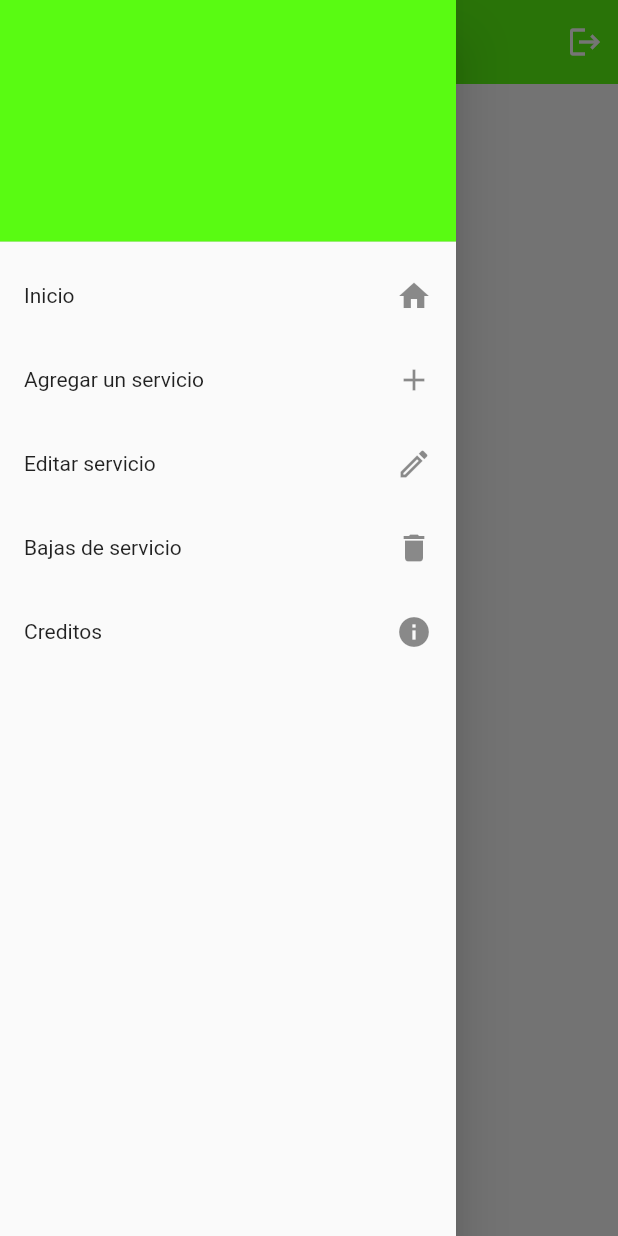
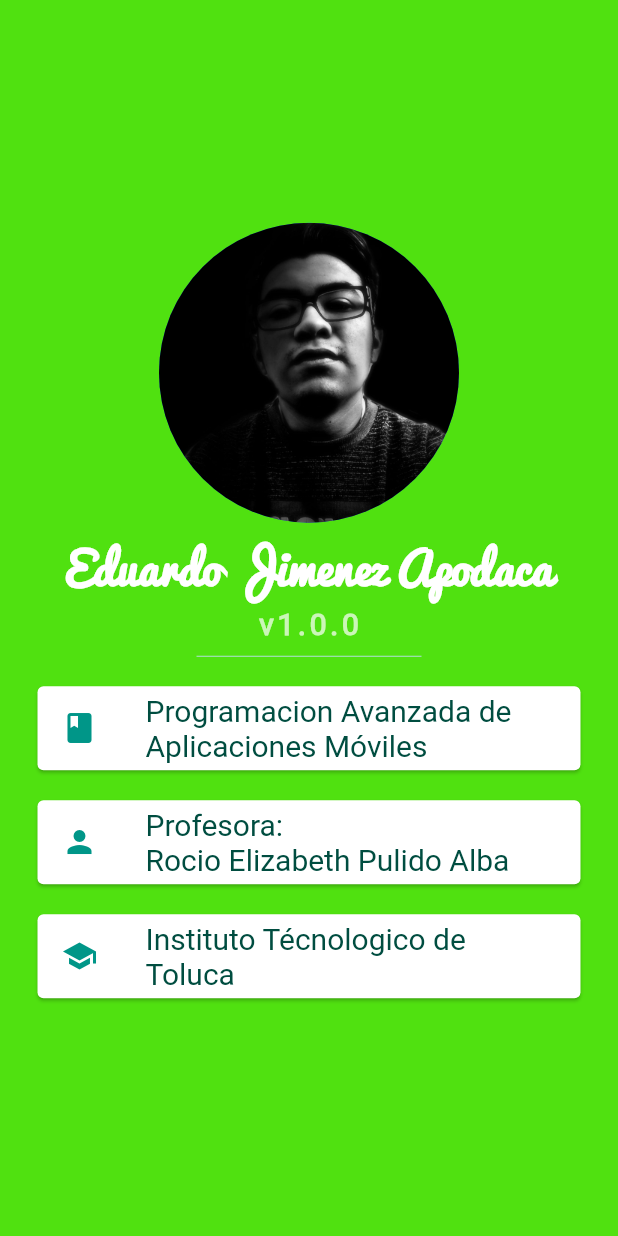
Before and after one commit to eduardo99ja/ex_t1_app_flutter, a Flutter app: the SellerHomePage screen opened by its route, in the side drawer, after a tap on "Creditos", on a phone screen of 412 x 824 dp. Run offline on Flutter 3.47's test engine with Material 2 defaults, Android fonts, the light colour scheme and no system bars; our stand-ins replace firebase_auth, firebase_core, firebase_database, firebase_storage, flutter_custom_clippers, geolocator and 4 more; missing offline and left inert: ndialog; accounts and stored records are empty; Roboto replaces fonts that are missing (Source Sans Pro); statements that could not run were skipped.

Commit message:
feat: Credits page

```diff
--- a/lib/main.dart
+++ b/lib/main.dart
@@ -1,4 +1,5 @@
 import 'package:ex_t1_app/src/pages/client/home/client_home_page.dart';
+import 'package:ex_t1_app/src/pages/credits/credits_page.dart';
 import 'package:ex_t1_app/src/pages/login/login_page.dart';
 import 'package:ex_t1_app/src/pages/register/register_page.dart';
 import 'package:ex_t1_app/src/pages/roles/roles_page.dart';
@@ -31,6 +32,7 @@ class _MyAppState extends State<MyApp> {
       initialRoute: 'roles',
       routes: {
         'roles': (BuildContext context) => RolesPage(),
+        'credits': (BuildContext context) => CreditsPage(),
         'register': (BuildContext context) => RegisterPage(),
         'login': (BuildContext context) => LoginPage(),
         'seller/home': (BuildContext context) => SellerHomePage(),
--- /dev/null
+++ b/lib/src/pages/credits/credits_page.dart
@@ -0,0 +1,98 @@
+import 'package:ex_t1_app/src/utils/my_colors.dart';
+import 'package:flutter/material.dart';
+
+class CreditsPage extends StatelessWidget {
+  @override
+  Widget build(BuildContext context) {
+    return MaterialApp(
+      debugShowCheckedModeBanner: false,
+      home: Scaffold(
+        backgroundColor: MyColors.primaryColorDark,
+        body: SafeArea(
+            child: Column(
+          mainAxisAlignment: MainAxisAlignment.center,
+          children: [
+            CircleAvatar(
+              radius: 100.0,
+              backgroundImage: AssetImage('assets/img/me.jpg'),
+            ),
+            Text(
+              'Eduardo Jimenez Apodaca',
+              style: TextStyle(
+                fontFamily: 'Pacifico',
+                fontSize: 30.0,
+                color: Colors.white,
+                fontWeight: FontWeight.bold,
+              ),
+            ),
+            Text(
+              'v1.0.0',
+              style: TextStyle(
+                fontFamily: 'Source Sans Pro',
+                color: Colors.white70,
+                fontSize: 20.0,
+                letterSpacing: 2.5,
+                fontWeight: FontWeight.bold,
+              ),
+            ),
+            SizedBox(
+              height: 20.0,
+              width: 150.0,
+              child: Divider(
+                color: Colors.teal.shade100,
+              ),
+            ),
+            Card(
+                margin: EdgeInsets.symmetric(vertical: 10.0, horizontal: 25.0),
+                child: ListTile(
+                  leading: Icon(
+                    Icons.book,
+                    color: Colors.teal,
+                  ),
+                  title: Text(
+                    'Programacion Avanzada de Aplicaciones Móviles',
+                    style: TextStyle(
+                      color: Colors.teal.shade900,
+                      fontFamily: 'Source Sans Pro',
+                      fontSize: 20.0,
+                    ),
+                  ),
+                )),
+            Card(
+              margin: EdgeInsets.symmetric(vertical: 10.0, horizontal: 25.0),
+              child: ListTile(
+                leading: Icon(
+                  Icons.person,
+                  color: Colors.teal,
+                ),
+                title: Text(
+                  'Profesora:\nRocio Elizabeth Pulido Alba',
+                  style: TextStyle(
+                      fontSize: 20.0,
+                      color: Colors.teal.shade900,
+                      fontFamily: 'Source Sans Pro'),
+                ),
+              ),
+            ),
+            Card(
+              margin: EdgeInsets.symmetric(vertical: 10.0, horizontal: 25.0),
+              child: ListTile(
+                leading: Icon(
+                  Icons.school,
+                  color: Colors.teal,
+                ),
+                title: Text(
+                  'Instituto Técnologico de Toluca',
+                  style: TextStyle(
+                      fontSize: 20.0,
+                      color: Colors.teal.shade900,
+                      fontFamily: 'Source Sans Pro'),
+                ),
+              ),
+            ),
+          ],
+        )),
+      ),
+    );
+  }
+}
--- a/lib/src/pages/seller/seller_home_controller.dart
+++ b/lib/src/pages/seller/seller_home_controller.dart
@@ -43,4 +43,8 @@ class SellerHomeController {
   void goToList() {
     Navigator.pushNamed(context, 'seller/services/list');
   }
+
+  void goToCredits() {
+    Navigator.pushNamed(context, 'credits');
+  }
 }
--- a/lib/src/pages/seller/seller_home_page.dart
+++ b/lib/src/pages/seller/seller_home_page.dart
@@ -129,7 +129,7 @@ class _SellerHomePageState extends State<SellerHomePage> {
             ListTile(
               title: Text('Creditos'),
               trailing: Icon(Icons.info),
-              onTap: () {},
+              onTap: _con.goToCredits,
             ),
           ],
         ),
```
Also changed, not shown: assets/img/burger1.png (deleted), assets/img/burger2.png (deleted), assets/img/delivery.png (deleted), assets/img/delivery2.png (deleted), assets/img/hamburguesa.png (deleted), assets/img/me.jpg (added), assets/img/pizza.png (deleted), assets/img/pizza2.png (deleted), assets/img/profile.jpg (deleted), assets/img/taxi_icon.png (deleted), assets/img/waze.png (deleted).
